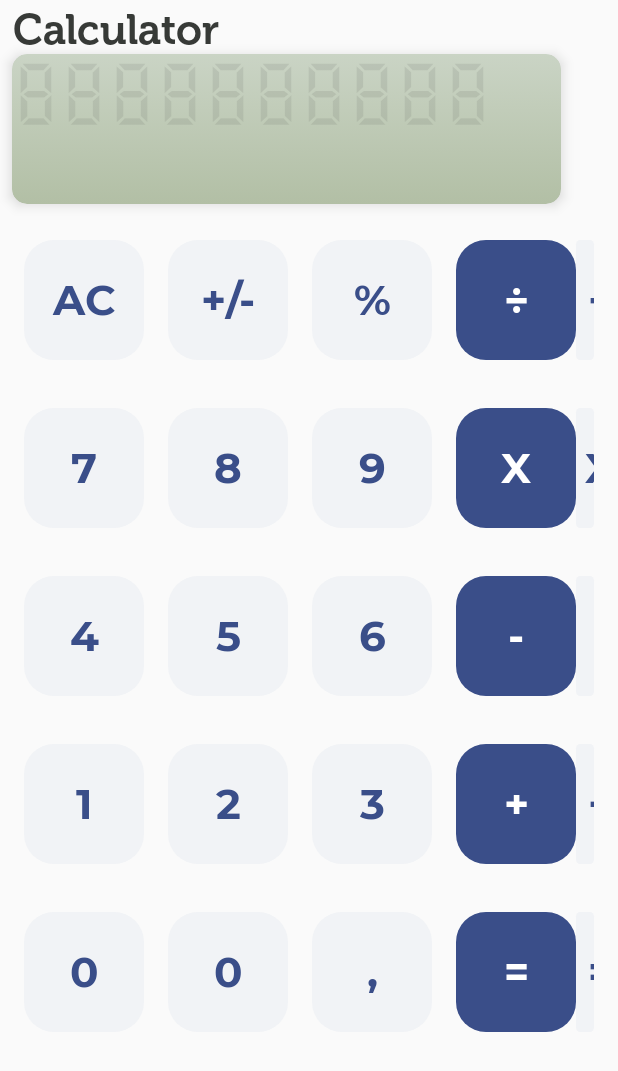
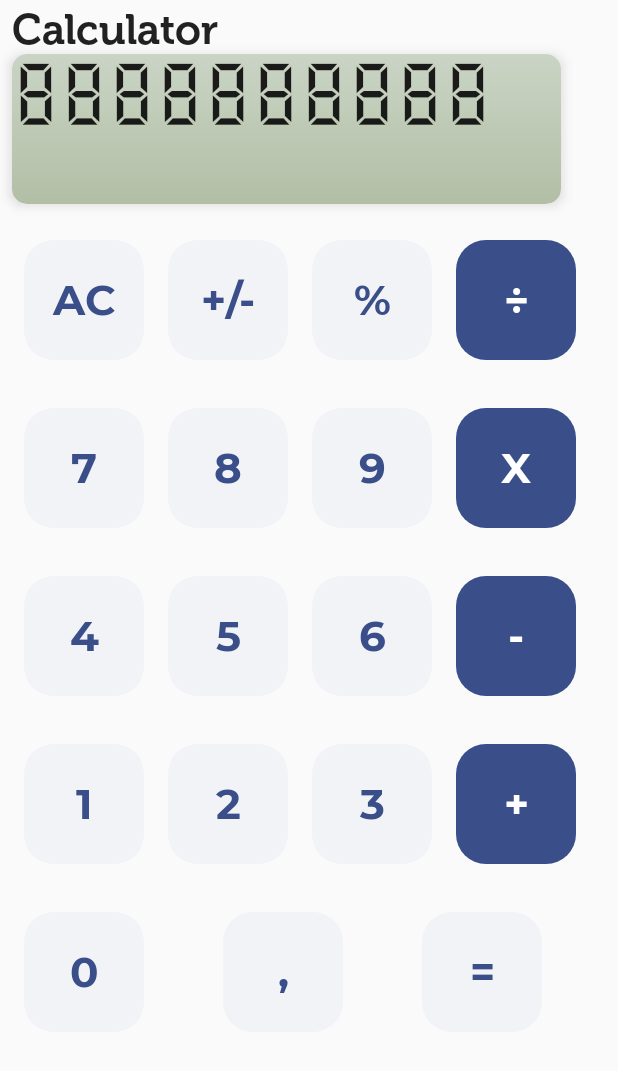
Before and after one commit to lnstnkv/Calculator-MAD, an Android app built with Jetpack Compose: the screen it shows after launch (MainActivity), on a phone screen of 412 x 824 dp. Shown: the top 1071 px of the screen. Run offline under Robolectric (Android 15) with nearby library versions, the phone set to English and light mode, and no system bars.

Commit message:
change display UI components

```diff
--- /dev/null
+++ b/app/src/main/java/com/example/mad_calculator/CalcSymbols.kt
@@ -0,0 +1,23 @@
+package com.example.mad_calculator
+
+enum class CalcSymbols(val displayValue: String) {
+    ClEAR("AC"),
+    CHANGE_SIGH("+/-"),
+    PERCENT("%"),
+    DIVISION("÷"),
+    DIGIT_7("7"),
+    DIGIT_8("8"),
+    DIGIT_9("9"),
+    MULTIPLY("X"),
+    DIGIT_4("4"),
+    DIGIT_5("5"),
+    DIGIT_6("6"),
+    MINUS("-"),
+    DIGIT_1("1"),
+    DIGIT_2("2"),
+    DIGIT_3("3"),
+    PLUS("+"),
+    DIGIT_0("0"),
+    COMMA(","),
+    EQUAL("="),
+}
--- a/app/src/main/java/com/example/mad_calculator/MainActivity.kt
+++ b/app/src/main/java/com/example/mad_calculator/MainActivity.kt
@@ -14,6 +14,7 @@ import androidx.compose.ui.Modifier
 import androidx.compose.ui.draw.clip
 import androidx.compose.ui.draw.shadow
 import androidx.compose.ui.graphics.Brush
+import androidx.compose.ui.graphics.Color
 import androidx.compose.ui.tooling.preview.Preview
 import androidx.compose.ui.unit.dp
 import com.example.mad_calculator.ui.theme.*
@@ -27,6 +28,8 @@ class MainActivity : ComponentActivity() {
                     NameApp()
                     Input()
                     TableButtons()
+
+
                 }
             }
         }
@@ -61,74 +64,54 @@ fun NameApp() {
 @Composable
 fun TableButtons() {
     Spacer(modifier = Modifier.height(16.dp))
-    val namesButtons = listOf(
-        listOf("AC", "+/-", "%", "÷"),
-        listOf("7", "8", "9", "X"),
-        listOf("4", "5", "6", "-"),
-        listOf("1", "2", "3", "+"),
-        listOf("0","0", ",", "=")
-    )
-    Column() {
-        for (row in namesButtons) {
-            RowButton(row)
-            Spacer(modifier = Modifier.height(16.dp))
+    Column(verticalArrangement = Arrangement.spacedBy(16.dp)) {
+        val sequenceSymbols = CalcSymbols.values().toList().chunked(4)
+        sequenceSymbols.forEach { row ->
+            Row(
+                Modifier
+                    .padding(8.dp)
+                    .fillMaxWidth(), Arrangement.SpaceBetween
+            ) {
+                row.forEachIndexed { index, symbol ->
+
+                    CalcButton(
+                        s = symbol,
+                        background = if (index == 3) Blue else WhiteDefault,
+                        textColor = if (index == 3) Color.White else Blue,
+                        modifier =
+                            Modifier
+                                .width(80.dp)
+                                .height(80.dp)
+
+                    )
+
+                    Spacer(modifier = Modifier.width(16.dp))
+                }
+            }
         }
     }
 
 }
 
 @Composable
-fun RowButton(namesButtons: List<String>) {
-    Row(
-        Modifier
-            .padding(8.dp)
-            .fillMaxWidth(), Arrangement.SpaceBetween
-    ) {
-        for (i in 0..3) {
-            if (i == 3) {
-                MathOperationSignsButton(namesButtons[i])
-            }
-            WhiteButton(namesButtons[i])
-            Spacer(modifier = Modifier.width(16.dp))
-        }
-    }
-}
-
-
-@Composable
-fun WhiteButton(s: String) {
+fun CalcButton(
+    s: CalcSymbols,
+    background: Color,
+    textColor: Color,
+    modifier: Modifier
+) {
     Button(
         onClick = {
 
         },
         shape = RoundedCornerShape(25),
         elevation = null,
-        colors = buttonColors(backgroundColor = WhiteDefault),
-        modifier = Modifier
-            .width(80.dp)
-            .height(80.dp)
+        colors = buttonColors(backgroundColor = background),
+        modifier = modifier
     ) {
-        Text(text = s, style = TextWhiteButtonStyle)
+        Text(text = s.displayValue, style = TextButtonStyle, color = textColor)
     }
 }
-
-@Composable
-fun MathOperationSignsButton(s: String) {
-    Button(
-        onClick = {
-
-        },
-        shape = RoundedCornerShape(25),
-        elevation = null,
-        colors = buttonColors(backgroundColor = Blue),
-        modifier = Modifier
-            .width(80.dp)
-            .height(80.dp)
-    ) {
-        Text(text = s, style = TexBlueButtonStyle)
-    }
-}
-
 
 @Preview(showBackground = true)
 @Composable
--- a/app/src/main/java/com/example/mad_calculator/ui/theme/Styles.kt
+++ b/app/src/main/java/com/example/mad_calculator/ui/theme/Styles.kt
@@ -1,34 +1,24 @@
 package com.example.mad_calculator.ui.theme
 
-import androidx.compose.ui.graphics.Color
 import androidx.compose.ui.text.TextStyle
-import androidx.compose.ui.text.style.TextAlign
 import androidx.compose.ui.unit.sp
 
 val TexBlueButtonStyle = TextStyle(
-    color = Color.White,
     fontFamily = Montserrat,
     fontSize = 28.sp,
-    textAlign = TextAlign.Center
 )
-val TextWhiteButtonStyle = TextStyle(
-    color = Blue,
+val TextButtonStyle = TextStyle(
     fontFamily = Montserrat,
     fontSize = 28.sp,
-    textAlign = TextAlign.Center
 )
 
 val TextNameStyle = TextStyle(
-    color = BlackName,
     fontFamily = Museo,
     fontSize = 28.sp,
-    textAlign = TextAlign.Center
 )
 
 val TextInputStyle = TextStyle(
-    color = BlackName.copy(alpha = 0.1f),
     fontFamily = DigitalNumbers,
     fontSize = 40.sp,
-    textAlign = TextAlign.Center
 
 )
```
